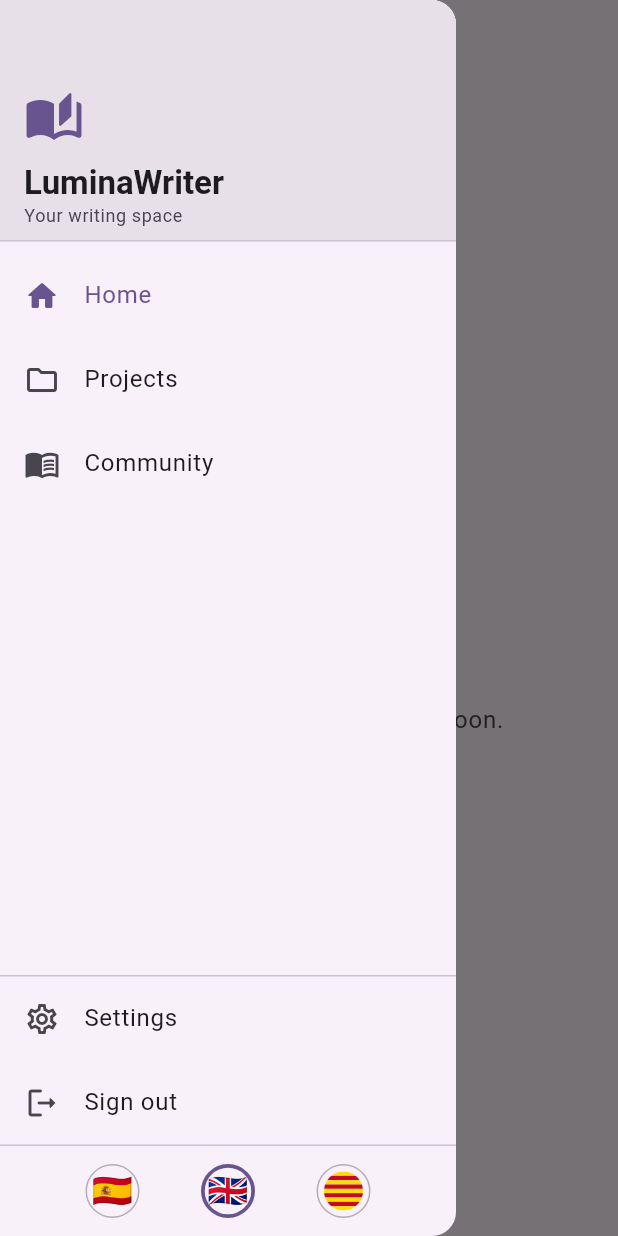
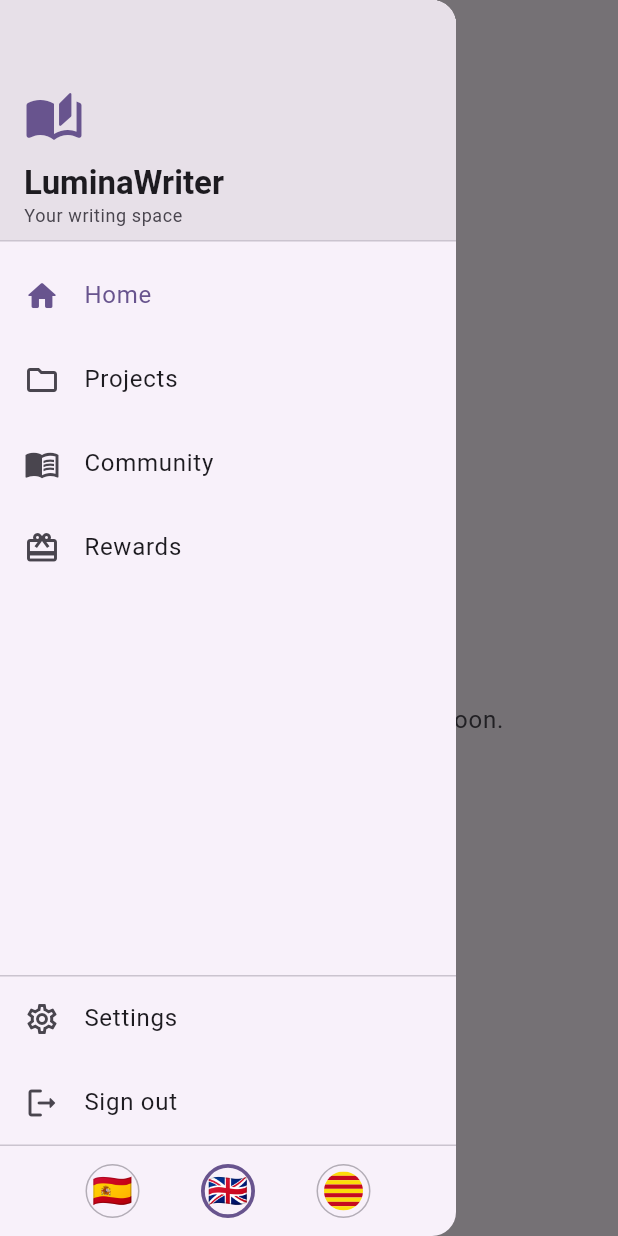
Before and after one commit to Gudynya/LuminaWriters, a Flutter app: the MainShellPage screen opened by its route, with the side drawer open, on a phone screen of 412 x 824 dp. Run offline on Flutter 3.47's test engine with Material 3 defaults, Android fonts, the phone set to English and light mode, and no system bars; our stand-ins replace flutter_markdown, font_awesome_flutter; network calls fail.

Commit message:
feat(shell): sección Recompensas y cambio OpenSpec logged-in-rewards-section
Made-with: Cursor

```diff
--- a/app/lib/l10n/app_ca.arb
+++ b/app/lib/l10n/app_ca.arb
@@ -34,6 +34,7 @@
   "shellHomeTab": "Inici",
   "shellProjectsTab": "Projectes",
   "shellLibraryTab": "Comunitat",
+  "shellRewardsTab": "Recompenses",
   "shellSettingsTab": "Configuració",
   "appBrandNameShort": "LuminaWriter",
   "shellDrawerSubtitle": "El teu espai d'escriptura",
--- a/app/lib/l10n/app_en.arb
+++ b/app/lib/l10n/app_en.arb
@@ -34,6 +34,7 @@
   "shellHomeTab": "Home",
   "shellProjectsTab": "Projects",
   "shellLibraryTab": "Community",
+  "shellRewardsTab": "Rewards",
   "shellSettingsTab": "Settings",
   "appBrandNameShort": "LuminaWriter",
   "shellDrawerSubtitle": "Your writing space",
--- a/app/lib/l10n/app_es.arb
+++ b/app/lib/l10n/app_es.arb
@@ -34,6 +34,7 @@
   "shellHomeTab": "Inicio",
   "shellProjectsTab": "Proyectos",
   "shellLibraryTab": "Comunidad",
+  "shellRewardsTab": "Recompensas",
   "shellSettingsTab": "Ajustes",
   "appBrandNameShort": "LuminaWriter",
   "shellDrawerSubtitle": "Tu espacio de escritura",
--- a/app/lib/l10n/app_localizations.dart
+++ b/app/lib/l10n/app_localizations.dart
@@ -304,6 +304,12 @@ abstract class AppLocalizations {
   /// **'Community'**
   String get shellLibraryTab;
 
+  /// No description provided for @shellRewardsTab.
+  ///
+  /// In en, this message translates to:
+  /// **'Rewards'**
+  String get shellRewardsTab;
+
   /// No description provided for @shellSettingsTab.
   ///
   /// In en, this message translates to:
--- a/app/lib/l10n/app_localizations_ca.dart
+++ b/app/lib/l10n/app_localizations_ca.dart
@@ -115,6 +115,9 @@ class AppLocalizationsCa extends AppLocalizations {
   String get shellLibraryTab => 'Comunitat';
 
   @override
+  String get shellRewardsTab => 'Recompenses';
+
+  @override
   String get shellSettingsTab => 'Configuració';
 
   @override
--- a/app/lib/l10n/app_localizations_en.dart
+++ b/app/lib/l10n/app_localizations_en.dart
@@ -114,6 +114,9 @@ class AppLocalizationsEn extends AppLocalizations {
   String get shellLibraryTab => 'Community';
 
   @override
+  String get shellRewardsTab => 'Rewards';
+
+  @override
   String get shellSettingsTab => 'Settings';
 
   @override
--- a/app/lib/l10n/app_localizations_es.dart
+++ b/app/lib/l10n/app_localizations_es.dart
@@ -115,6 +115,9 @@ class AppLocalizationsEs extends AppLocalizations {
   String get shellLibraryTab => 'Comunidad';
 
   @override
+  String get shellRewardsTab => 'Recompensas';
+
+  @override
   String get shellSettingsTab => 'Ajustes';
 
   @override
--- a/app/lib/screens/main_shell_page.dart
+++ b/app/lib/screens/main_shell_page.dart
@@ -36,6 +36,10 @@ class _MainShellPageState extends State<MainShellPage> {
       selectedIcon: Icons.menu_book_rounded,
     ),
     _MainSectionIcons(
+      icon: Icons.card_giftcard_outlined,
+      selectedIcon: Icons.card_giftcard_rounded,
+    ),
+    _MainSectionIcons(
       icon: Icons.settings_outlined,
       selectedIcon: Icons.settings_rounded,
     ),
@@ -45,6 +49,7 @@ class _MainShellPageState extends State<MainShellPage> {
         l10n.shellHomeTab,
         l10n.shellProjectsTab,
         l10n.shellLibraryTab,
+        l10n.shellRewardsTab,
         l10n.shellSettingsTab,
       ];
 
@@ -107,7 +112,7 @@ class _MainShellPageState extends State<MainShellPage> {
                 child: ListView(
                   padding: EdgeInsets.zero,
                   children: [
-                    for (var i = 0; i < 3; i++)
+                    for (var i = 0; i < 4; i++)
                       ListTile(
                         leading: Icon(
                           _sectionIndex == i
@@ -124,13 +129,13 @@ class _MainShellPageState extends State<MainShellPage> {
               const Divider(height: 1),
               ListTile(
                 leading: Icon(
-                  _sectionIndex == 3
-                      ? _sectionIcons[3].selectedIcon
-                      : _sectionIcons[3].icon,
+                  _sectionIndex == 4
+                      ? _sectionIcons[4].selectedIcon
+                      : _sectionIcons[4].icon,
                 ),
-                title: Text(titles[3]),
-                selected: _sectionIndex == 3,
-                onTap: () => _goToSection(3),
+                title: Text(titles[4]),
+                selected: _sectionIndex == 4,
+                onTap: () => _goToSection(4),
               ),
               ListTile(
                 leading: const Icon(Icons.logout_rounded),
@@ -178,6 +183,11 @@ class _MainShellPageState extends State<MainShellPage> {
                 _MainSectionBody(
                   sectionTitle: titles[3],
                   selectedIcon: _sectionIcons[3].selectedIcon,
+                  l10n: l10n,
+                ),
+                _MainSectionBody(
+                  sectionTitle: titles[4],
+                  selectedIcon: _sectionIcons[4].selectedIcon,
                   l10n: l10n,
                 ),
               ],
```
Also changed, not shown: openspec/changes/logged-in-rewards-section/.openspec.yaml (added), 7 other files.
